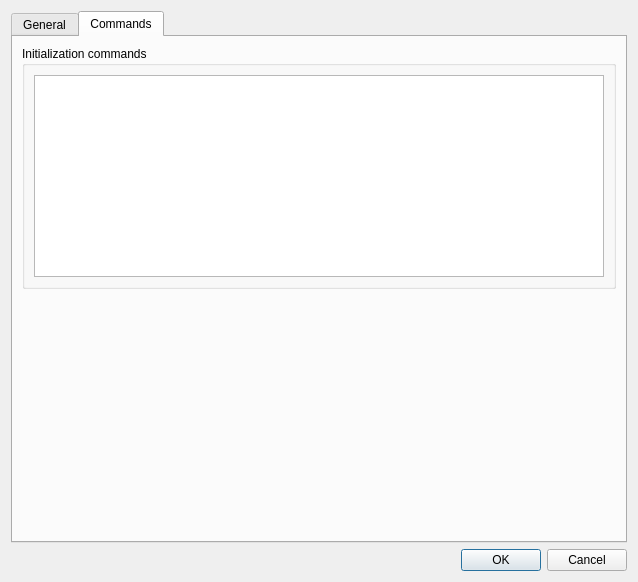
Old version of the form src/opendialog.ui in the repository jhn98032/gede.
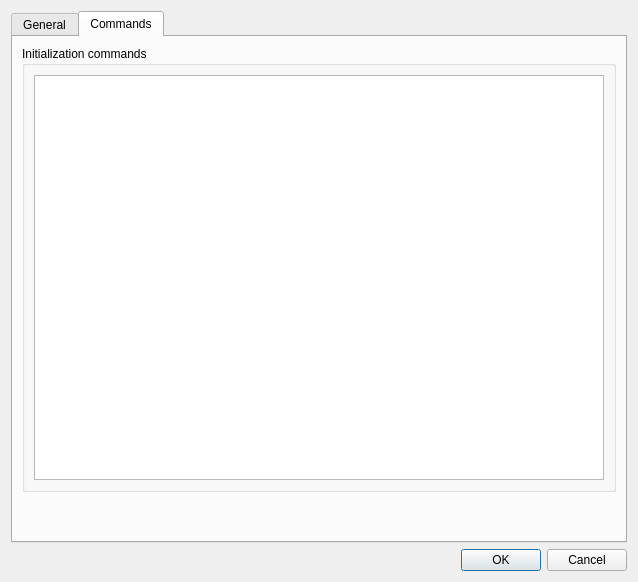
New version of the form. The open tabs and pages were chosen to show the change. Custom widgets are drawn as their Qt base class.

Patch:
```diff
--- a/src/opendialog.ui
+++ b/src/opendialog.ui
@@ -259,6 +259,12 @@
       <layout class="QVBoxLayout" name="verticalLayout_3">
        <item>
         <widget class="QGroupBox" name="groupBox">
+         <property name="sizePolicy">
+          <sizepolicy hsizetype="MinimumExpanding" vsizetype="MinimumExpanding">
+           <horstretch>0</horstretch>
+           <verstretch>0</verstretch>
+          </sizepolicy>
+         </property>
          <property name="title">
           <string>Initialization commands</string>
          </property>
@@ -278,6 +284,9 @@
          <property name="orientation">
           <enum>Qt::Vertical</enum>
          </property>
+         <property name="sizeType">
+          <enum>QSizePolicy::Minimum</enum>
+         </property>
          <property name="sizeHint" stdset="0">
           <size>
            <width>20</width>
```
Left out of the diff: 38 changed lines with no effect on the pictures.
